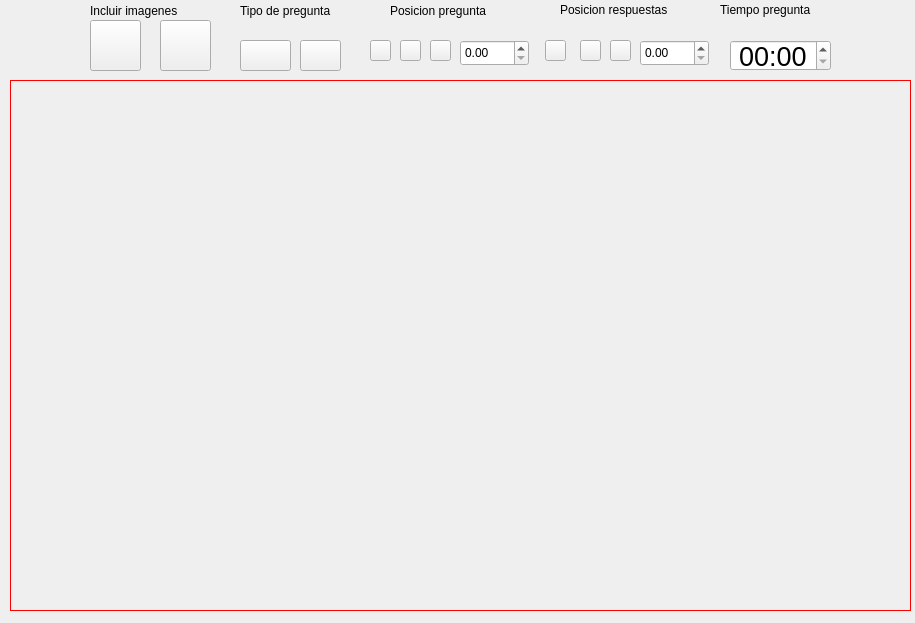
ronihdzz/DisenadorPreguntas, file DISENOS/modRespBinaria_d.ui: the form before one commit.
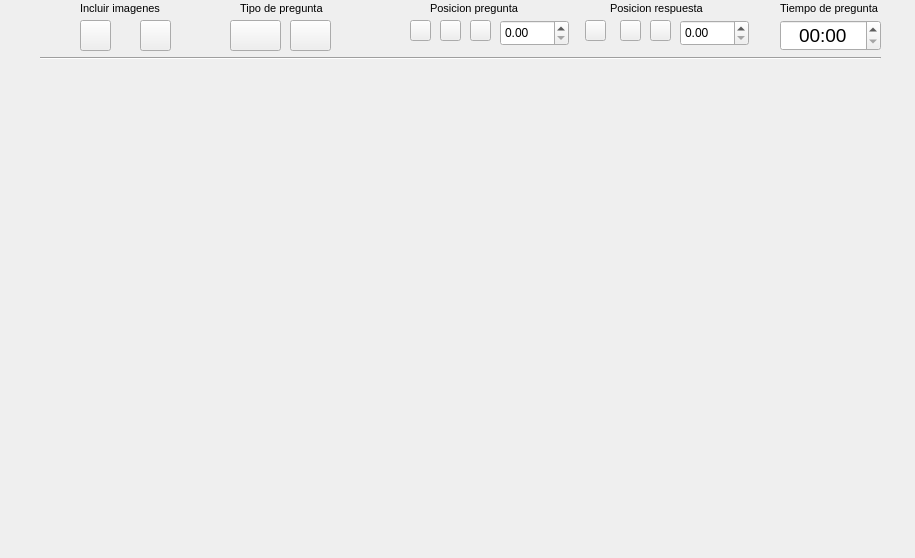
The form after the commit. Icons and pictures are not drawn.

Commit message: Los tres tipos de preguntas incluidos en el creador de cuestionarios final final, falta implementar las preguntas abiertas y el apartado de guardado y compartir asi como los controls y visualizar en el de abajo

Diff of the .ui file:
```diff
--- a/DISENOS/modRespBinaria_d.ui
+++ b/DISENOS/modRespBinaria_d.ui
@@ -7,7 +7,7 @@
     <x>0</x>
     <y>0</y>
     <width>915</width>
-    <height>623</height>
+    <height>558</height>
    </rect>
   </property>
   <property name="windowTitle">
@@ -17,18 +17,16 @@
    <property name="geometry">
     <rect>
      <x>10</x>
-     <y>80</y>
+     <y>60</y>
      <width>901</width>
-     <height>531</height>
+     <height>491</height>
     </rect>
    </property>
    <property name="toolTipDuration">
     <number>0</number>
    </property>
    <property name="styleSheet">
-    <string notr="true">padding:0px;
-border: 1px solid red;
-</string>
+    <string notr="true"/>
    </property>
    <property name="frameShape">
     <enum>QFrame::NoFrame</enum>
@@ -40,30 +38,25 @@
     <number>-1</number>
    </property>
   </widget>
-  <widget class="QDoubleSpinBox" name="dSpin_pregTam">
+  <widget class="QLabel" name="label_11">
    <property name="geometry">
     <rect>
-     <x>460</x>
-     <y>40</y>
-     <width>69</width>
-     <height>26</height>
+     <x>780</x>
+     <y>0</y>
+     <width>101</width>
+     <height>16</height>
     </rect>
    </property>
-  </widget>
-  <widget class="QPushButton" name="btn_pregDer">
-   <property name="geometry">
-    <rect>
-     <x>430</x>
-     <y>40</y>
-     <width>21</width>
-     <height>21</height>
-    </rect>
+   <property name="font">
+    <font>
+     <pointsize>8</pointsize>
+    </font>
    </property>
    <property name="styleSheet">
     <string notr="true">border-image: url(:/alinear/IMAGENES/alinear_derecho.png);</string>
    </property>
    <property name="text">
-    <string/>
+    <string>Tiempo de pregunta</string>
    </property>
    <property name="id" stdset="0">
     <number>2</number>
@@ -72,10 +65,10 @@
   <widget class="QPushButton" name="btn_pregCen">
    <property name="geometry">
     <rect>
-     <x>400</x>
-     <y>40</y>
-     <width>21</width>
-     <height>21</height>
+     <x>140</x>
+     <y>20</y>
+     <width>31</width>
+     <height>31</height>
     </rect>
    </property>
    <property name="styleSheet">
@@ -88,37 +81,36 @@
     <number>0</number>
    </property>
   </widget>
-  <widget class="QPushButton" name="btn_pregIzq">
+  <widget class="QLabel" name="label_12">
    <property name="geometry">
     <rect>
-     <x>370</x>
-     <y>40</y>
-     <width>21</width>
-     <height>21</height>
+     <x>610</x>
+     <y>0</y>
+     <width>101</width>
+     <height>16</height>
     </rect>
    </property>
-   <property name="styleSheet">
-    <string notr="true">border-image: url(:/alinear/IMAGENES/alinear_izquierda.png);</string>
+   <property name="font">
+    <font>
+     <pointsize>8</pointsize>
+    </font>
    </property>
    <property name="text">
-    <string/>
-   </property>
-   <property name="id" stdset="0">
-    <number>1</number>
+    <string>Posicion respuesta</string>
    </property>
   </widget>
   <widget class="QTimeEdit" name="timeEdit">
    <property name="geometry">
     <rect>
-     <x>730</x>
-     <y>40</y>
+     <x>780</x>
+     <y>20</y>
      <width>101</width>
      <height>31</height>
     </rect>
    </property>
    <property name="font">
     <font>
-     <pointsize>20</pointsize>
+     <pointsize>14</pointsize>
     </font>
    </property>
    <property name="alignment">
@@ -137,34 +129,39 @@
   <widget class="QLabel" name="label_3">
    <property name="geometry">
     <rect>
-     <x>560</x>
+     <x>240</x>
      <y>0</y>
-     <width>141</width>
-     <height>20</height>
+     <width>91</width>
+     <height>16</height>
     </rect>
    </property>
+   <property name="font">
+    <font>
+     <pointsize>8</pointsize>
+    </font>
+   </property>
    <property name="text">
-    <string>Posicion respuestas</string>
+    <string>Tipo de pregunta</string>
    </property>
   </widget>
-  <widget class="QLabel" name="label_4">
+  <widget class="QPushButton" name="btn_pregImag0">
    <property name="geometry">
     <rect>
-     <x>390</x>
-     <y>0</y>
-     <width>141</width>
-     <height>21</height>
+     <x>80</x>
+     <y>20</y>
+     <width>31</width>
+     <height>31</height>
     </rect>
    </property>
    <property name="text">
-    <string>Posicion pregunta</string>
+    <string/>
    </property>
   </widget>
   <widget class="QPushButton" name="btn_respCen">
    <property name="geometry">
     <rect>
-     <x>580</x>
-     <y>40</y>
+     <x>620</x>
+     <y>20</y>
      <width>21</width>
      <height>21</height>
     </rect>
@@ -179,8 +176,8 @@
   <widget class="QPushButton" name="btn_respIzq">
    <property name="geometry">
     <rect>
-     <x>545</x>
-     <y>40</y>
+     <x>585</x>
+     <y>20</y>
      <width>21</width>
      <height>21</height>
     </rect>
@@ -192,95 +189,57 @@
     <string/>
    </property>
   </widget>
-  <widget class="QDoubleSpinBox" name="dSpin_respTam">
+  <widget class="QLabel" name="label_10">
    <property name="geometry">
     <rect>
-     <x>640</x>
-     <y>40</y>
+     <x>430</x>
+     <y>0</y>
+     <width>91</width>
+     <height>16</height>
+    </rect>
+   </property>
+   <property name="font">
+    <font>
+     <pointsize>8</pointsize>
+    </font>
+   </property>
+   <property name="text">
+    <string>Posicion pregunta</string>
+   </property>
+  </widget>
+  <widget class="QDoubleSpinBox" name="dSpin_pregTam">
+   <property name="geometry">
+    <rect>
+     <x>500</x>
+     <y>20</y>
      <width>69</width>
      <height>26</height>
     </rect>
    </property>
   </widget>
-  <widget class="QPushButton" name="btn_respDer">
+  <widget class="QLabel" name="label_9">
    <property name="geometry">
     <rect>
-     <x>610</x>
-     <y>40</y>
-     <width>21</width>
-     <height>21</height>
-    </rect>
-   </property>
-   <property name="styleSheet">
-    <string notr="true">border-image: url(:/alinear/IMAGENES/alinear_derecho.png);</string>
-   </property>
-   <property name="text">
-    <string/>
-   </property>
-  </widget>
-  <widget class="QLabel" name="label_5">
-   <property name="geometry">
-    <rect>
-     <x>90</x>
+     <x>80</x>
      <y>0</y>
-     <width>141</width>
-     <height>21</height>
+     <width>81</width>
+     <height>16</height>
     </rect>
    </property>
+   <property name="font">
+    <font>
+     <pointsize>8</pointsize>
+    </font>
+   </property>
    <property name="text">
     <string>Incluir imagenes</string>
    </property>
   </widget>
-  <widget class="QPushButton" name="btn_pregImag0">
-   <property name="geometry">
-    <rect>
-     <x>90</x>
-     <y>20</y>
-     <width>51</width>
-     <height>51</height>
-    </rect>
-   </property>
-   <property name="styleSheet">
-    <string notr="true">border-image: url(:/alinear/ICONOS/icon_preg0.png);</string>
-   </property>
-   <property name="text">
-    <string/>
-   </property>
-  </widget>
-  <widget class="QPushButton" name="btn_pregImag50">
-   <property name="geometry">
-    <rect>
-     <x>160</x>
-     <y>20</y>
-     <width>51</width>
-     <height>51</height>
-    </rect>
-   </property>
-   <property name="styleSheet">
-    <string notr="true">border-image: url(:/alinear/ICONOS/icon_preg50.png);</string>
-   </property>
-   <property name="text">
-    <string/>
-   </property>
-  </widget>
-  <widget class="QLabel" name="label_7">
-   <property name="geometry">
-    <rect>
-     <x>720</x>
-     <y>0</y>
-     <width>121</width>
-     <height>20</height>
-    </rect>
-   </property>
-   <property name="text">
-    <string>Tiempo pregunta</string>
-   </property>
-  </widget>
   <widget class="QPushButton" name="btn_pregAND">
    <property name="geometry">
     <rect>
-     <x>240</x>
-     <y>40</y>
+     <x>230</x>
+     <y>20</y>
      <width>51</width>
      <height>31</height>
     </rect>
@@ -292,11 +251,65 @@
     <string/>
    </property>
   </widget>
+  <widget class="QPushButton" name="btn_respDer">
+   <property name="geometry">
+    <rect>
+     <x>650</x>
+     <y>20</y>
+     <width>21</width>
+     <height>21</height>
+    </rect>
+   </property>
+   <property name="styleSheet">
+    <string notr="true">border-image: url(:/alinear/IMAGENES/alinear_derecho.png);</string>
+   </property>
+   <property name="text">
+    <string/>
+   </property>
+  </widget>
+  <widget class="QPushButton" name="btn_pregIzq">
+   <property name="geometry">
+    <rect>
+     <x>410</x>
+     <y>20</y>
+     <width>21</width>
+     <height>21</height>
+    </rect>
+   </property>
+   <property name="styleSheet">
+    <string notr="true">border-image: url(:/alinear/IMAGENES/alinear_izquierda.png);</string>
+   </property>
+   <property name="text">
+    <string/>
+   </property>
+   <property name="id" stdset="0">
+    <number>1</number>
+   </property>
+  </widget>
+  <widget class="QPushButton" name="btn_pregCen">
+   <property name="geometry">
+    <rect>
+     <x>440</x>
+     <y>20</y>
+     <width>21</width>
+     <height>21</height>
+    </rect>
+   </property>
+   <property name="styleSheet">
+    <string notr="true">border-image: url(:/alinear/IMAGENES/alinear_centrar.png);</string>
+   </property>
+   <property name="text">
+    <string/>
+   </property>
+   <property name="id" stdset="0">
+    <number>0</number>
+   </property>
+  </widget>
   <widget class="QPushButton" name="btn_pregOR">
    <property name="geometry">
     <rect>
-     <x>300</x>
-     <y>40</y>
+     <x>290</x>
+     <y>20</y>
      <width>41</width>
      <height>31</height>
     </rect>
@@ -308,17 +321,43 @@
     <string/>
    </property>
   </widget>
-  <widget class="QLabel" name="label_6">
+  <widget class="QPushButton" name="btn_pregDer">
    <property name="geometry">
     <rect>
-     <x>240</x>
-     <y>0</y>
-     <width>121</width>
+     <x>470</x>
+     <y>20</y>
+     <width>21</width>
      <height>21</height>
     </rect>
    </property>
    <property name="text">
-    <string>Tipo de pregunta</string>
+    <string/>
+   </property>
+   <property name="id" stdset="0">
+    <number>2</number>
+   </property>
+  </widget>
+  <widget class="Line" name="line">
+   <property name="geometry">
+    <rect>
+     <x>40</x>
+     <y>50</y>
+     <width>841</width>
+     <height>16</height>
+    </rect>
+   </property>
+   <property name="orientation">
+    <enum>Qt::Horizontal</enum>
+   </property>
+  </widget>
+  <widget class="QDoubleSpinBox" name="dSpin_respTam">
+   <property name="geometry">
+    <rect>
+     <x>680</x>
+     <y>20</y>
+     <width>69</width>
+     <height>26</height>
+    </rect>
    </property>
   </widget>
  </widget>
```
Left out of the diff: 21 changed lines with no effect on the pictures. The commit also changes 63 other files.
